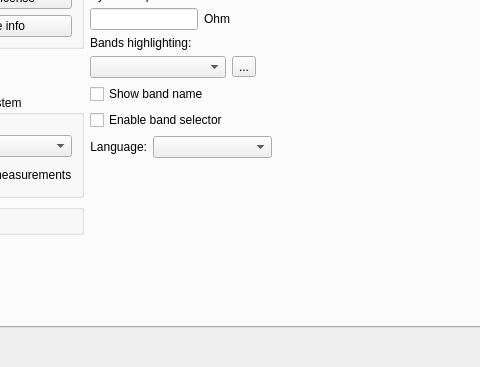
First picture: the form in settings.ui, repository K4HEZ/AntScopeZ, before the edit; both pictures show x 115 to 595 and y 243 to 610 of the 797 by 610 pixel window.
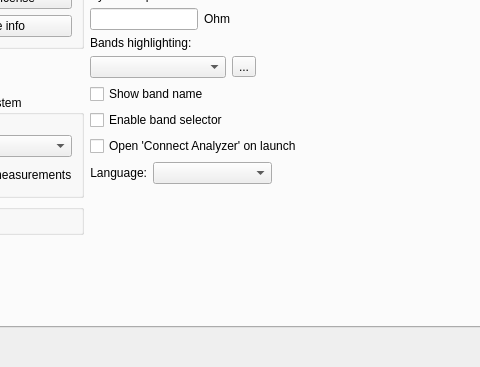
Second picture: the form after the edit. The open tabs and pages were chosen to show the change.

Commit message: Add Settings -> General: "Open 'Connect Analyzer' on launch" checkbox

```diff
--- a/settings.ui
+++ b/settings.ui
@@ -465,6 +465,13 @@
                </property>
               </widget>
              </item>
+             <item>
+              <widget class="QCheckBox" name="checkBoxOpenConnectAnalyzerAtLaunch">
+               <property name="text">
+                <string>Open 'Connect Analyzer' on launch</string>
+               </property>
+              </widget>
+             </item>
             </layout>
            </item>
            <item>
```
The commit also changes 3 other files.
